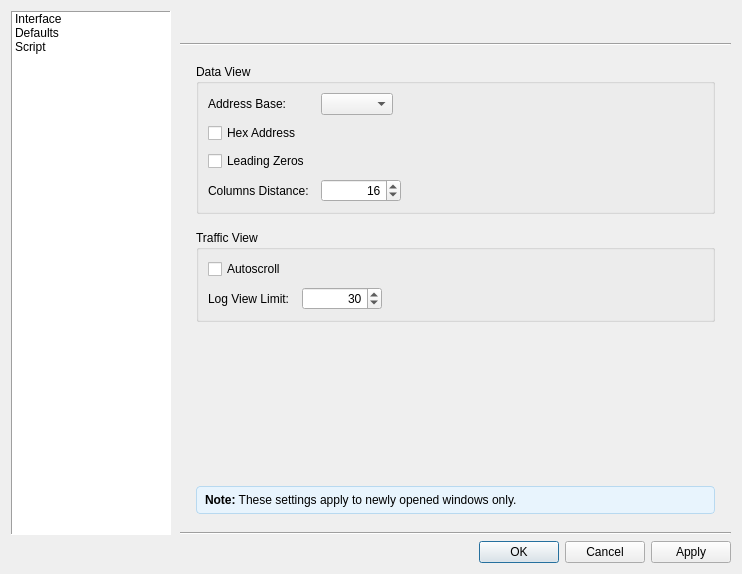
Before: the Qt Designer form src/dialogs/dialogpreferences.ui in sanny32/OpenModSim, drawn with Qt 5.
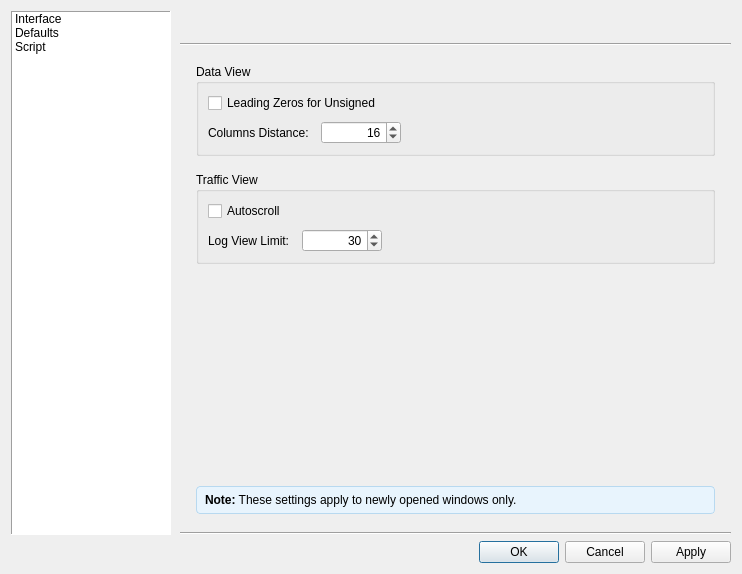
After: the same form once the commit is applied. Icons and pictures are not drawn. Custom widgets are drawn as their Qt base class.

Commit message: refact: Moved Address Base and Hex View to main toolbar

```diff
--- a/src/dialogs/dialogpreferences.ui
+++ b/src/dialogs/dialogpreferences.ui
@@ -646,45 +646,21 @@
                 <property name="verticalSpacing">
                  <number>8</number>
                 </property>
-                <item row="0" column="0">
-                 <widget class="QLabel" name="labelAddressBase">
-                  <property name="text">
-                   <string>Address Base:</string>
-                  </property>
-                 </widget>
-                </item>
-                <item row="0" column="1">
-                 <widget class="AddressBaseComboBox" name="comboBoxAddressBase">
-                  <property name="sizePolicy">
-                   <sizepolicy hsizetype="Fixed" vsizetype="Fixed">
-                    <horstretch>0</horstretch>
-                    <verstretch>0</verstretch>
-                   </sizepolicy>
-                  </property>
-                 </widget>
-                </item>
-                <item row="1" column="0" colspan="2">
-                 <widget class="QCheckBox" name="checkBoxHexAddress">
-                  <property name="text">
-                   <string>Hex Address</string>
-                  </property>
-                 </widget>
-                </item>
-                <item row="2" column="0" colspan="2">
+                <item row="0" column="0" colspan="2">
                  <widget class="QCheckBox" name="checkBoxLeadingZeros">
                   <property name="text">
-                   <string>Leading Zeros</string>
+                   <string>Leading Zeros for Unsigned</string>
                   </property>
                  </widget>
                 </item>
-                <item row="3" column="0">
+                <item row="1" column="0">
                  <widget class="QLabel" name="labelColumnsDistance">
                   <property name="text">
                    <string>Columns Distance:</string>
                   </property>
                  </widget>
                 </item>
-                <item row="3" column="1">
+                <item row="1" column="1">
                  <widget class="QSpinBox" name="spinBoxColumnsDistance">
                   <property name="minimumSize">
                    <size>
@@ -1050,11 +1026,6 @@
   </layout>
  </widget>
  <customwidgets>
-  <customwidget>
-   <class>AddressBaseComboBox</class>
-   <extends>QComboBox</extends>
-   <header>addressbasecombobox.h</header>
-  </customwidget>
   <customwidget>
    <class>ColorSwatch</class>
    <extends>QPushButton</extends>
```
Left out of the diff: 1 changed line with no effect on the pictures. The commit also changes 22 other files.
